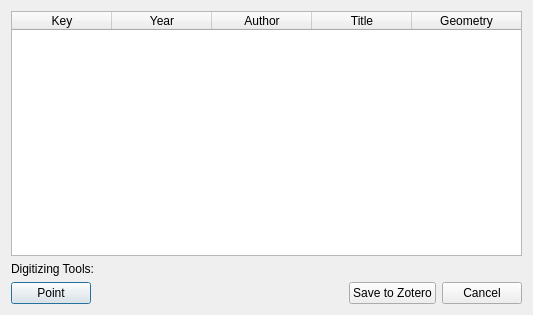
This is table_interface.ui in MicheleTobias/LiteratureMapper as Qt 5 draws it before an edit. The edited form follows.
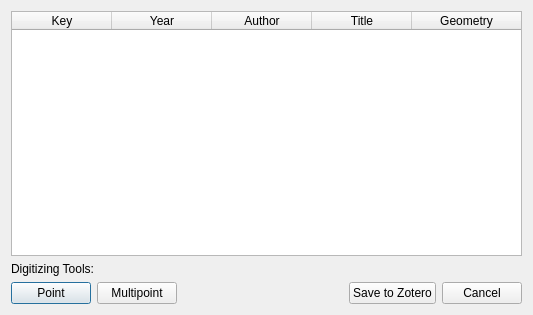
This is the edited form.

Commit message: Multipoints in progress - doesn't finish yet

```diff
--- a/table_interface.ui
+++ b/table_interface.ui
@@ -88,6 +88,13 @@
          </property>
         </widget>
        </item>
+       <item>
+        <widget class="QPushButton" name="pushButton_Multipoint">
+         <property name="text">
+          <string>Multipoint</string>
+         </property>
+        </widget>
+       </item>
        <item>
         <spacer name="horizontalSpacer">
          <property name="orientation">
```
The commit also changes 2 other files.
